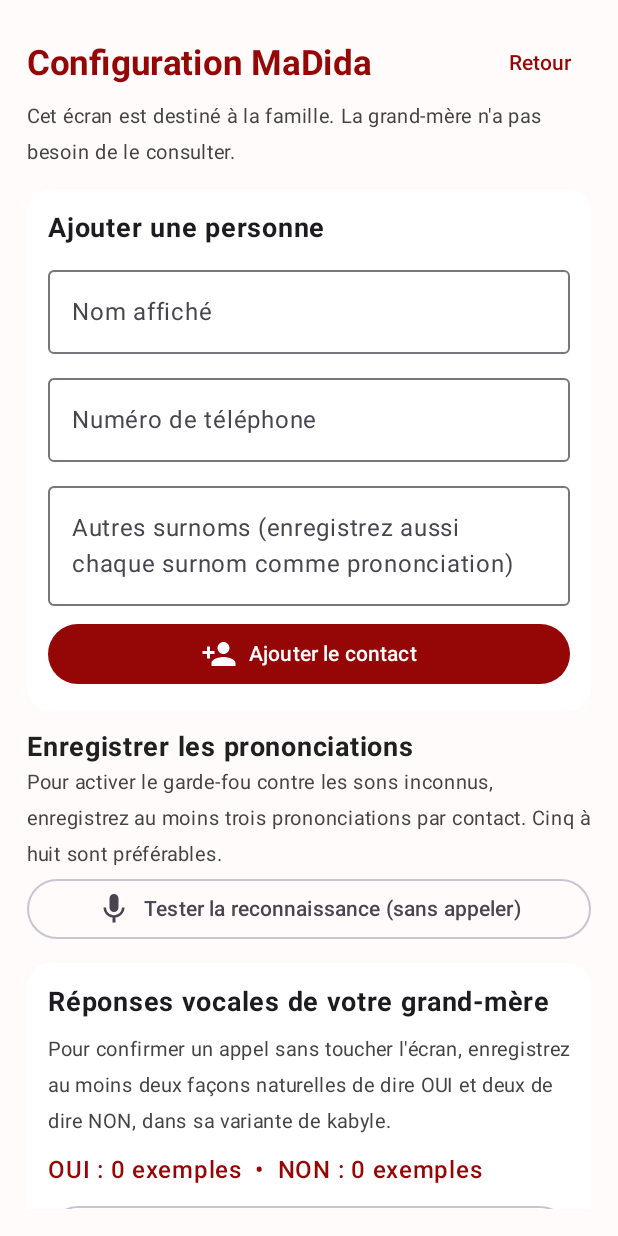
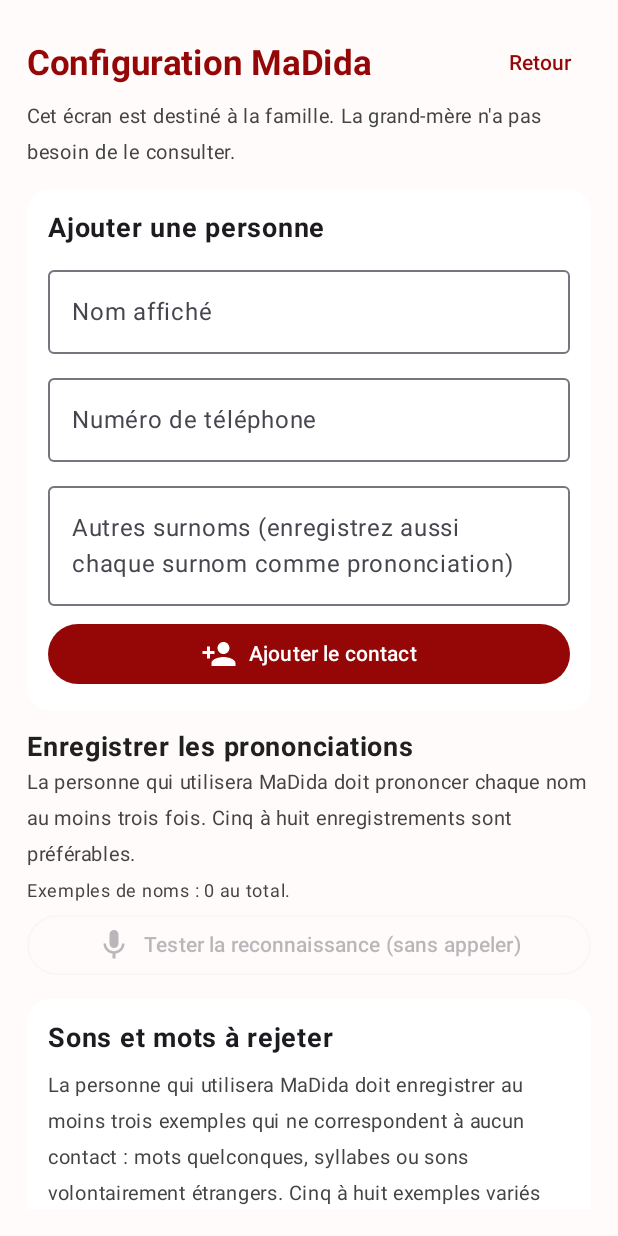
Before and after one commit to stoicman7/MaDida, an Android app built with Jetpack Compose: the screen it shows after launch (MainActivity), after a tap on "Parler", on a phone screen of 412 x 824 dp. Run offline under Robolectric (Android 15) with nearby library versions, the phone set to English and light mode, and no system bars; 3 other taps on this screen came first.

Commit message:
Add negative voice enrollment and test diagnostics

```diff
--- a/app/src/main/java/com/madida/MainActivity.kt
+++ b/app/src/main/java/com/madida/MainActivity.kt
@@ -80,6 +80,7 @@ class MainActivity : ComponentActivity() {
     private var contacts by mutableStateOf<List<FamilyContact>>(emptyList())
     private var prompts by mutableStateOf(VoicePrompts())
     private var responses by mutableStateOf(VoiceResponses())
+    private var rejectedSamples by mutableStateOf<List<String>>(emptyList())
     private var screen by mutableStateOf(AppScreen.HOME)
     private var status by mutableStateOf("Prête")
     private var isRecording by mutableStateOf(false)
@@ -145,6 +146,7 @@ class MainActivity : ComponentActivity() {
                             contacts = contacts,
                             prompts = prompts,
                             responses = responses,
+                            rejectedSamples = rejectedSamples,
                             recording = isRecording,
                             recordingTask = recordingTask,
                             selectedContactId = selectedContactId,
@@ -156,11 +158,13 @@ class MainActivity : ComponentActivity() {
                             onDeleteContactSample = { contactId, audioPath -> deleteContactSample(contactId, audioPath) },
                             onDeleteContactAnnouncement = { deleteContactAnnouncement(it) },
                             onDeleteResponseSample = { kind, audioPath -> deleteResponseSample(kind, audioPath) },
+                            onDeleteRejectedSample = { deleteRejectedSample(it) },
                             onDeletePrompt = { deletePrompt(it) },
                             onRecordSample = {
                                 selectedContactId = it
                                 startRecording(RecordingTask.ENROLLMENT)
                             },
+                            onRecordRejectedSample = { startRecording(RecordingTask.REJECT_ENROLLMENT) },
                             onTestRecognition = { startRecording(RecordingTask.TEST_NAME) },
                             onRecordAnnouncement = {
                                 selectedContactId = it
@@ -181,6 +185,7 @@ class MainActivity : ComponentActivity() {
         contacts = store.loadContacts()
         prompts = store.loadPrompts()
         responses = store.loadResponses()
+        rejectedSamples = store.loadRejectedSamples()
         if (selectedContactId.isBlank() && contacts.isNotEmpty()) selectedContactId = contacts.first().id
     }
 
@@ -259,6 +264,14 @@ class MainActivity : ComponentActivity() {
         status = "Enregistrement vocal supprimé."
     }
 
+    private fun deleteRejectedSample(audioPath: String) {
+        if (isRecording || audioPath !in rejectedSamples) return
+        rejectedSamples = rejectedSamples.filterNot { it == audioPath }
+        store.saveRejectedSamples(rejectedSamples)
+        removeAudioFile(audioPath)
+        status = "Exemple de son à rejeter supprimé. Il en reste ${rejectedSamples.size}."
+    }
+
     private fun deletePrompt(key: String) {
         if (isRecording) return
         val oldPath = when (key) {
@@ -308,6 +321,24 @@ class MainActivity : ComponentActivity() {
     }
 
     private fun startRecording(task: RecordingTask) {
+        if (task == RecordingTask.CALL_NAME || task == RecordingTask.TEST_NAME) {
+            if (contacts.isEmpty()) {
+                status = "Ajoutez d'abord les contacts dans les réglages famille."
+                screen = AppScreen.SETUP
+                return
+            }
+            if (contacts.any { it.samplePaths.size < 3 }) {
+                status = "Enregistrez au moins trois prononciations pour chaque contact."
+                screen = AppScreen.SETUP
+                return
+            }
+            if (rejectedSamples.size < 3) {
+                status = "Enregistrez au moins trois sons qui ne correspondent à aucun contact."
+                screen = AppScreen.SETUP
+                return
+            }
+        }
+
         val neededPermission = Manifest.permission.RECORD_AUDIO
         if (ContextCompat.checkSelfPermission(this, neededPermission) != PackageManager.PERMISSION_GRANTED) {
             pendingPermissionAction = { startRecording(task) }
@@ -344,7 +375,8 @@ class MainActivity : ComponentActivity() {
                 RecordingTask.CALL_NAME -> "Écoute… dites le prénom, puis touchez STOP."
                 RecordingTask.TEST_NAME -> "Test : prononcez un nom, puis touchez STOP. Aucun appel ne sera lancé."
                 RecordingTask.CONFIRMATION -> "Écoute… dites oui ou non, puis touchez STOP."
-                RecordingTask.ENROLLMENT -> "La grand-mère prononce le nom, puis touchez STOP."
+                RecordingTask.ENROLLMENT -> "La personne qui utilisera MaDida prononce le nom, puis touchez STOP."
+                RecordingTask.REJECT_ENROLLMENT -> "La même personne prononce un mot ou un son qui ne correspond à aucun contact, puis touchez STOP."
                 RecordingTask.CONTACT_LABEL -> "Un membre de la famille prononce le nom, puis touchez STOP."
                 RecordingTask.YES_ENROLLMENT -> "Prononcez votre réponse OUI, puis touchez STOP."
                 RecordingTask.NO_ENROLLMENT -> "Prononcez votre réponse NON, puis touchez STOP."
@@ -376,6 +408,7 @@ class MainActivity : ComponentActivity() {
             RecordingTask.TEST_NAME -> testSpokenContact(file)
             RecordingTask.CONFIRMATION -> resolveConfirmation(file)
             RecordingTask.ENROLLMENT -> saveEnrollment(file)
+            RecordingTask.REJECT_ENROLLMENT -> saveRejectedSample(file)
             RecordingTask.CONTACT_LABEL -> saveContactAnnouncement(file)
             RecordingTask.YES_ENROLLMENT -> saveResponseSample("yes", file)
             RecordingTask.NO_ENROLLMENT -> saveResponseSample("no", file)
@@ -396,6 +429,12 @@ class MainActivity : ComponentActivity() {
         contacts = contacts.map { if (it.id == contact.id) updated else it }
         store.saveContacts(contacts)
         status = "Prononciation enregistrée (${updated.samplePaths.size}). Vous pouvez en ajouter d'autres."
+    }
+
+    private fun saveRejectedSample(file: File) {
+        rejectedSamples = rejectedSamples + file.absolutePath
+        store.saveRejectedSamples(rejectedSamples)
+        status = "Son à rejeter enregistré (${rejectedSamples.size}). Ajoutez-en au moins trois, idéalement cinq à huit."
     }
 
     private fun saveContactAnnouncement(file: File) {
@@ -435,7 +474,7 @@ class MainActivity : ComponentActivity() {
             try {
                 status = "Recherche locale du contact…"
                 val decision = withContext(Dispatchers.Default) {
-                    LocalVoiceMatcher.identify(file, contacts)
+                    LocalVoiceMatcher.identify(file, contacts, rejectedSamples)
                 }
                 val contact = decision.contact
                 if (decision.status == "match" && contact != null) {
@@ -468,13 +507,14 @@ class MainActivity : ComponentActivity() {
             try {
                 status = "Test de reconnaissance en cours… aucun appel ne sera lancé."
                 val decision = withContext(Dispatchers.Default) {
-                    LocalVoiceMatcher.identify(file, contacts)
+                    LocalVoiceMatcher.identify(file, contacts, rejectedSamples)
                 }
                 val candidate = decision.contact ?: decision.bestCandidate
                 status = when (decision.status) {
-                    "match" -> "TEST : contact reconnu = ${candidate?.displayName}. Distance : ${"%.3f".format(java.util.Locale.US, decision.bestDistance ?: 0.0)}. Aucun appel lancé."
-                    "unknown_sound" -> "TEST : son rejeté, aucun contact proposé. Aucun appel lancé."
+                    "match" -> "TEST : RECONNU = ${candidate?.displayName} ; distance contact : ${decision.bestDistance?.let { "%.3f".format(java.util.Locale.US, it) } ?: "—"} ; distance sons à rejeter : ${decision.negativeDistance?.let { "%.3f".format(java.util.Locale.US, it) } ?: "—"} ; limite contact : ${decision.rejectionLimit?.let { "%.3f".format(java.util.Locale.US, it) } ?: "—"}. Aucun appel lancé."
+                    "unknown_sound" -> "TEST : REJETÉ. Plus proche contact : ${candidate?.displayName ?: "aucun"} ; distance contact : ${decision.bestDistance?.let { "%.3f".format(java.util.Locale.US, it) } ?: "—"} ; distance sons à rejeter : ${decision.negativeDistance?.let { "%.3f".format(java.util.Locale.US, it) } ?: "—"} ; limite contact : ${decision.rejectionLimit?.let { "%.3f".format(java.util.Locale.US, it) } ?: "—"}. Aucun appel lancé."
                     "need_calibration" -> "TEST : il faut au moins trois exemples valides pour chaque contact."
+                    "need_rejection_calibration" -> "TEST : enregistrez au moins trois sons à rejeter."
                     "need_enrollment" -> "TEST : enregistrez au moins un contact."
                     else -> "TEST : enregistrement audio invalide. Réessayez."
                 }
@@ -589,7 +629,7 @@ class MainActivity : ComponentActivity() {
 
 private enum class AppScreen { HOME, SETUP }
 private enum class RecordingTask {
-    NONE, CALL_NAME, TEST_NAME, CONFIRMATION, ENROLLMENT, CONTACT_LABEL, YES_ENROLLMENT, NO_ENROLLMENT, PROMPT_ASK, PROMPT_CONFIRM, PROMPT_REPEAT, PROMPT_NOT_FOUND;
+    NONE, CALL_NAME, TEST_NAME, CONFIRMATION, ENROLLMENT, REJECT_ENROLLMENT, CONTACT_LABEL, YES_ENROLLMENT, NO_ENROLLMENT, PROMPT_ASK, PROMPT_CONFIRM, PROMPT_REPEAT, PROMPT_NOT_FOUND;
     companion object {
         fun fromResponseKey(key: String): RecordingTask = if (key == "yes") YES_ENROLLMENT else NO_ENROLLMENT
 
@@ -677,6 +717,7 @@ private fun SetupScreen(
     contacts: List<FamilyContact>,
     prompts: VoicePrompts,
     responses: VoiceResponses,
+    rejectedSamples: List<String>,
     recording: Boolean,
     recordingTask: RecordingTask,
     selectedContactId: String,
@@ -688,8 +729,10 @@ private fun SetupScreen(
     onDeleteContactSample: (String, String) -> Unit,
     onDeleteContactAnnouncement: (String) -> Unit,
     onDeleteResponseSample: (String, String) -> Unit,
+    onDeleteRejectedSample: (String) -> Unit,
     onDeletePrompt: (String) -> Unit,
     onRecordSample: (String) -> Unit,
+    onRecordRejectedSample: () -> Unit,
     onTestRecognition: () -> Unit,
     onRecordAnnouncement: (String) -> Unit,
     onRecordPrompt: (String) -> Unit,
@@ -730,12 +773,14 @@ private fun SetupScreen(
         }
         item {
             Text("Enregistrer les prononciations", fontSize = 18.sp, fontWeight = FontWeight.Bold, color = DarkText)
-            Text("Pour activer le garde-fou contre les sons inconnus, enregistrez au moins trois prononciations par contact. Cinq à huit sont préférables.", color = Color.DarkGray, fontSize = 13.sp)
+            Text("La personne qui utilisera MaDida doit prononcer chaque nom au moins trois fois. Cinq à huit enregistrements sont préférables.", color = Color.DarkGray, fontSize = 13.sp)
+            Text("Exemples de noms : ${contacts.sumOf { it.samplePaths.size }} au total.", color = Color.DarkGray, fontSize = 12.sp)
             val testingNow = recording && recordingTask == RecordingTask.TEST_NAME
             OutlinedButton(
                 onClick = { if (testingNow) onStopRecording() else onTestRecognition() },
                 modifier = Modifier.fillMaxWidth(),
-                enabled = !recording || testingNow && contacts.isNotEmpty() && contacts.all { it.samplePaths.size >= 3 }
+                enabled = testingNow || (!recording && contacts.isNotEmpty() &&
+                    contacts.all { it.samplePaths.size >= 3 } && rejectedSamples.size >= 3)
             ) {
                 Icon(if (testingNow) Icons.Default.Stop else Icons.Default.Mic, contentDescription = null)
                 Spacer(Modifier.width(8.dp))
@@ -817,6 +862,32 @@ private fun SetupScreen(
                         Icon(if (recordingAnnouncement) Icons.Default.Stop else Icons.Default.Call, contentDescription = null)
                         Spacer(Modifier.width(8.dp))
                         Text(if (recordingAnnouncement) "Arrêter" else "Enregistrer le nom à annoncer")
+                    }
+                }
+            }
+        }
+        item {
+            Card(colors = CardDefaults.cardColors(containerColor = Color.White), shape = RoundedCornerShape(16.dp)) {
+                Column(Modifier.padding(14.dp), verticalArrangement = Arrangement.spacedBy(8.dp)) {
+                    Text("Sons et mots à rejeter", fontWeight = FontWeight.Bold, fontSize = 18.sp)
+                    Text("La personne qui utilisera MaDida doit enregistrer au moins trois exemples qui ne correspondent à aucun contact : mots quelconques, syllabes ou sons volontairement étrangers. Cinq à huit exemples variés sont préférables.", color = Color.DarkGray, fontSize = 13.sp)
+                    Text("Exemples à rejeter : ${rejectedSamples.size}", color = DeepRed, fontWeight = FontWeight.SemiBold)
+                    rejectedSamples.forEachIndexed { index, audioPath ->
+                        AudioSampleRow(
+                            label = "Son à rejeter ${index + 1}",
+                            onDelete = { onDeleteRejectedSample(audioPath) },
+                            enabled = !recording
+                        )
+                    }
+                    val recordingRejected = recording && recordingTask == RecordingTask.REJECT_ENROLLMENT
+                    OutlinedButton(
+                        onClick = { if (recordingRejected) onStopRecording() else onRecordRejectedSample() },
+                        modifier = Modifier.fillMaxWidth(),
+                        enabled = !recording || recordingRejected
+                    ) {
+                        Icon(if (recordingRejected) Icons.Default.Stop else Icons.Default.Mic, contentDescription = null)
+                        Spacer(Modifier.width(8.dp))
+                        Text(if (recordingRejected) "Arrêter" else "Enregistrer un son à rejeter")
                     }
                 }
             }
```
